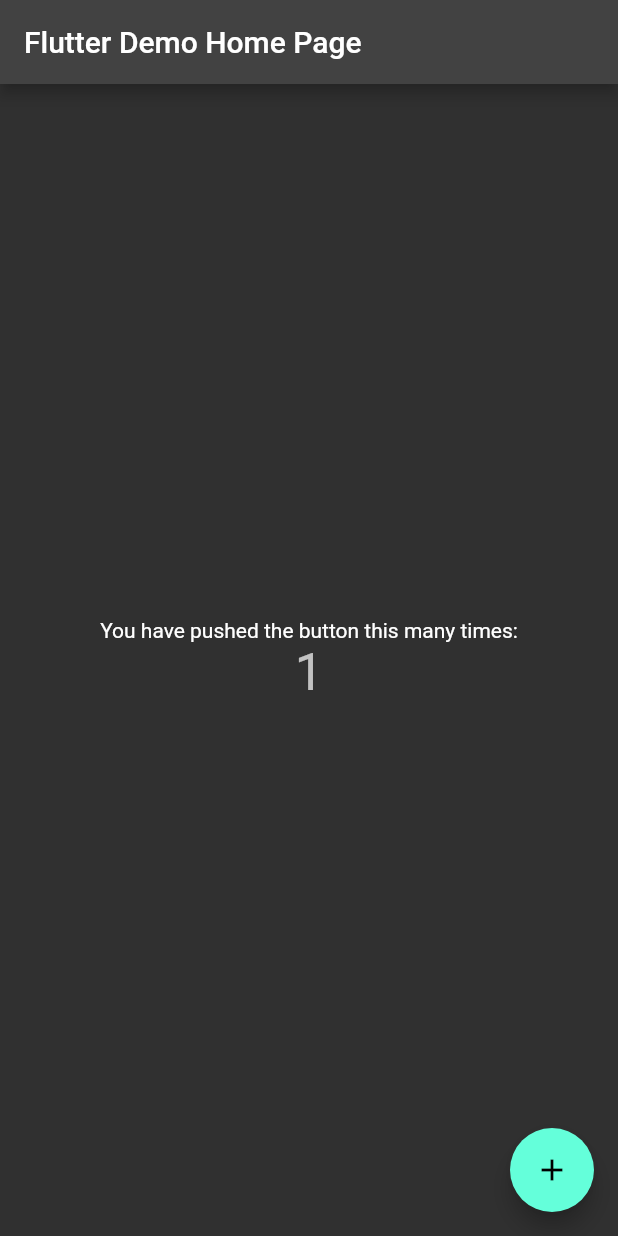
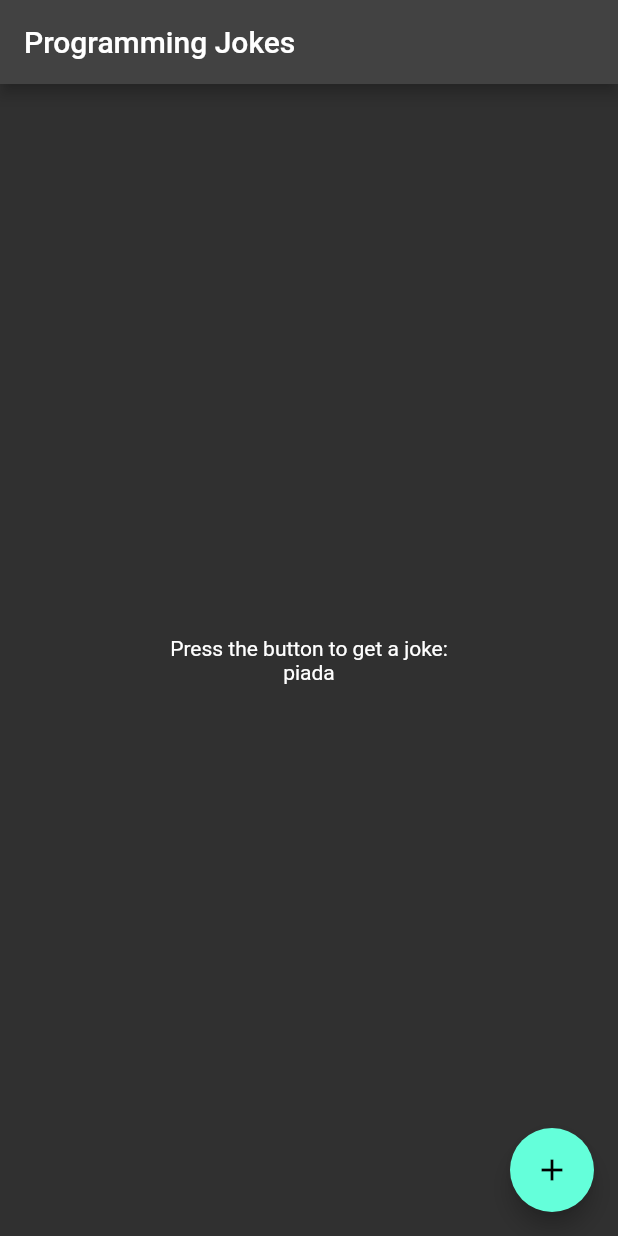
Before and after one commit to AndressaTancredi/Programming-Jokes-APP, a Flutter app: the screen it shows after launch, after a tap on the "add" icon, on a phone screen of 412 x 824 dp. Run offline on Flutter 3.47's test engine with Material 2 defaults, Android fonts, the phone set to English and light mode, and no system bars; our stand-ins replace dartz, equatable.

Commit message:
refactor: home page

```diff
--- a/lib/feature/ui/pages/home_page.dart
+++ b/lib/feature/ui/pages/home_page.dart
@@ -1,4 +1,5 @@
 import 'package:flutter/material.dart';
+import 'package:programming_jokes_app/feature/domain/usecases/get_joke_uc.dart';
 
 class HomePage extends StatefulWidget {
   const HomePage({super.key});
@@ -8,40 +9,32 @@ class HomePage extends StatefulWidget {
 }
 
 class _HomePageState extends State<HomePage> {
-  int _counter = 0;
+  String joke = "piada";
 
-  void _incrementCounter() {
-    setState(() {
-      _counter++;
-    });
+  String _incrementCounter() {
+    return joke;
   }
 
   @override
   Widget build(BuildContext context) {
     return Scaffold(
       appBar: AppBar(
-        title: const Text('Flutter Demo Home Page'),
+        title: const Text('Programming Jokes'),
       ),
       body: Center(
         child: Column(
           mainAxisAlignment: MainAxisAlignment.center,
           children: <Widget>[
             const Text(
-              'You have pushed the button this many times:',
+              'Press the button to get a joke:',
             ),
             Text(
-              '$_counter',
-              style: Theme
-                  .of(context)
-                  .textTheme
-                  .headline4,
-            ),
+              joke),
           ],
         ),
       ),
       floatingActionButton: FloatingActionButton(
         onPressed: _incrementCounter,
-        tooltip: 'Increment',
         child: const Icon(Icons.add),
       ),
       // This trailing comma makes auto-formatting nicer for build methods.
```
